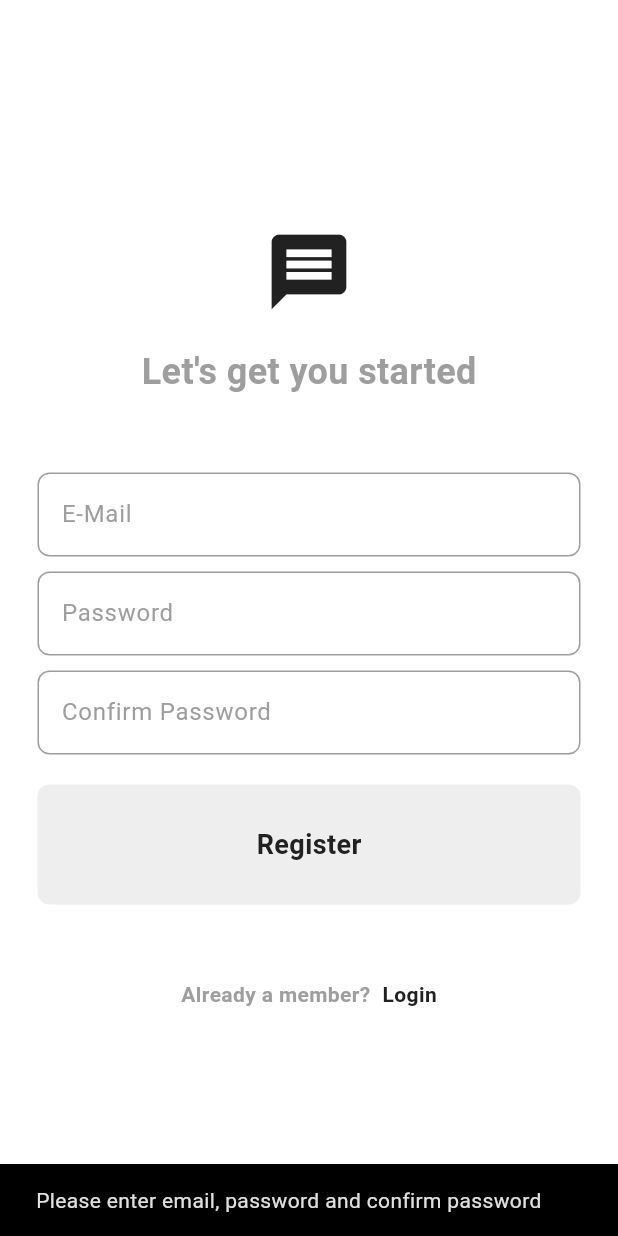
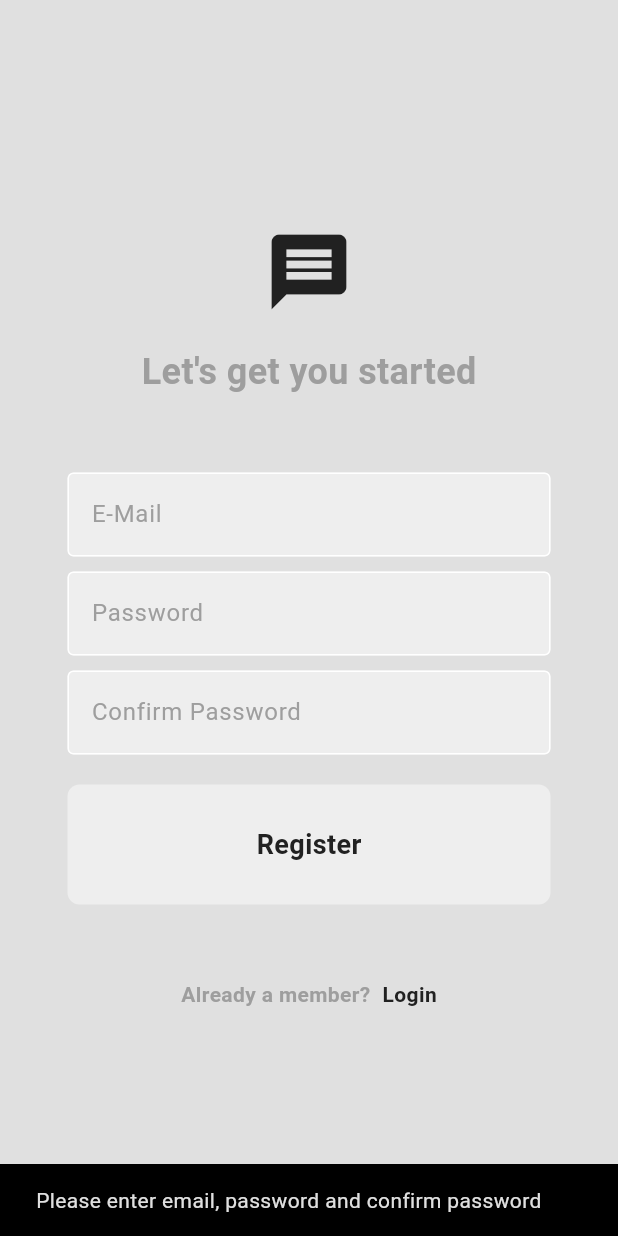
Before and after one commit to ash-013/chat-app-koko, a Flutter app: the screen it shows after launch, after a tap on "Register now", after a tap on "Register", on a phone screen of 412 x 824 dp. Run offline on Flutter 3.47's test engine with Material 3 defaults, Android fonts, the phone set to English and light mode, and no system bars; our stand-ins replace firebase_auth, firebase_core; accounts and stored records are empty.

Commit message:
firebase log in and registration functionality working properly after a lot of errors

```diff
--- a/lib/componets/my_textfield.dart
+++ b/lib/componets/my_textfield.dart
@@ -3,14 +3,15 @@ import 'package:flutter/material.dart';
 class MyTextfield extends StatelessWidget {
   final String hintTextHere;
   final bool obscure;
-  final TextInputType? keyboardType;
-  final TextEditingController controller = TextEditingController();
-  MyTextfield({
+  final TextEditingController controller; // ✅ This is crucial
+  final TextInputType keyboardType;
+
+  const MyTextfield({
     super.key,
     required this.hintTextHere,
     required this.obscure,
+    required this.controller, // ✅ Make sure this is required
     required this.keyboardType,
-    required TextEditingController controller,
   });
 
   @override
@@ -18,27 +19,24 @@ class MyTextfield extends StatelessWidget {
     return Padding(
       padding: const EdgeInsets.symmetric(horizontal: 25.0),
       child: TextField(
-        controller: controller,
+        controller: controller, // ✅ CRITICAL: Must connect controller here
+        obscureText: obscure,
         keyboardType: keyboardType,
-        obscureText: obscure,
         decoration: InputDecoration(
-          border: OutlineInputBorder(borderRadius: BorderRadius.circular(8.0)),
-          filled: true,
-          fillColor: Theme.of(context).colorScheme.tertiary,
           hintText: hintTextHere,
           hintStyle: TextStyle(color: Theme.of(context).colorScheme.primary),
+          enabledBorder: OutlineInputBorder(
+            borderSide: BorderSide(
+              color: Theme.of(context).colorScheme.tertiary,
+            ),
+          ),
           focusedBorder: OutlineInputBorder(
-            borderRadius: BorderRadius.circular(8.0),
             borderSide: BorderSide(
               color: Theme.of(context).colorScheme.primary,
             ),
           ),
-          enabledBorder: OutlineInputBorder(
-            borderRadius: BorderRadius.circular(8.0),
-            borderSide: BorderSide(
-              color: Theme.of(context).colorScheme.primary,
-            ),
-          ),
+          fillColor: Theme.of(context).colorScheme.secondary,
+          filled: true,
         ),
       ),
     );
--- a/lib/pages/register_page.dart
+++ b/lib/pages/register_page.dart
@@ -1,3 +1,4 @@
+import 'package:chat_app_mk/auth/auth_service.dart';
 import 'package:chat_app_mk/componets/custom_button.dart';
 import 'package:chat_app_mk/componets/my_textfield.dart';
 import 'package:flutter/material.dart';
@@ -16,13 +17,22 @@ class _RegisterPageState extends State<RegisterPage> {
   final TextEditingController _passwordController = TextEditingController();
   final TextEditingController _confirmPasswordController =
       TextEditingController();
+  bool _isLoading = false;
 
-  void _register() {
-    String email = _emailController.text;
+  Future<void> _register() async {
+    final _auth = AuthService();
+    String email = _emailController.text.trim();
     String password = _passwordController.text;
     String confirmPassword = _confirmPasswordController.text;
 
+    // 🔍 DEBUG LOGS
+    print('🔵 Register button pressed');
+    print('Email: "$email" (length: ${email.length})');
+    print('Password: "$password" (length: ${password.length})');
+    print('Confirm: "$confirmPassword" (length: ${confirmPassword.length})');
+
     if (email.isEmpty || password.isEmpty || confirmPassword.isEmpty) {
+      print('🔴 One or more fields are EMPTY');
       ScaffoldMessenger.of(context).showSnackBar(
         const SnackBar(
           content: Text('Please enter email, password and confirm password'),
@@ -30,20 +40,71 @@ class _RegisterPageState extends State<RegisterPage> {
       );
       return;
     }
+
+    if (password != confirmPassword) {
+      ScaffoldMessenger.of(
+        context,
+      ).showSnackBar(const SnackBar(content: Text('Passwords do not match')));
+      return;
+    }
+
+    if (password.length < 6) {
+      ScaffoldMessenger.of(context).showSnackBar(
+        const SnackBar(content: Text('Password must be at least 6 characters')),
+      );
+      return;
+    }
+
+    setState(() {
+      _isLoading = true;
+    });
+
+    try {
+      print('🟡 Attempting registration...');
+      await _auth.signUpWithEmailAndPassword(email, password);
+      print('🟢 Registration successful!');
+
+      if (!mounted) return;
+
+      ScaffoldMessenger.of(
+        context,
+      ).showSnackBar(const SnackBar(content: Text('Registration successful!')));
+    } catch (e) {
+      print('🔴 Registration error: $e');
+      if (!mounted) return;
+
+      ScaffoldMessenger.of(context).showSnackBar(
+        SnackBar(
+          content: Text('Error: ${e.toString()}'),
+          backgroundColor: Colors.red,
+          duration: const Duration(seconds: 4),
+        ),
+      );
+    } finally {
+      if (mounted) {
+        setState(() {
+          _isLoading = false;
+        });
+      }
+    }
   }
 
   @override
   void dispose() {
-    super.dispose();
     _emailController.dispose();
     _passwordController.dispose();
     _confirmPasswordController.dispose();
+    super.dispose();
   }
 
   @override
   Widget build(BuildContext context) {
     return Scaffold(
+      resizeToAvoidBottomInset: true,
+      backgroundColor: Theme.of(context).colorScheme.surface,
       body: Center(
+        child: SingleChildScrollView(
+          padding: const EdgeInsets.all(20),
           child: Column(
             mainAxisAlignment: MainAxisAlignment.center,
             children: [
@@ -86,9 +147,16 @@ class _RegisterPageState extends State<RegisterPage> {
                 controller: _confirmPasswordController,
               ),
               const SizedBox(height: 20),
-            // sign in button
-            CustomButton(onTap: () => _register(), buttonLabel: 'Register'),
-            // register now
+
+              // Register button with loading state
+              _isLoading
+                  ? const CircularProgressIndicator()
+                  : CustomButton(
+                      onTap: () => _register(),
+                      buttonLabel: 'Register',
+                    ),
+
+              // Already a member
               const SizedBox(height: 50),
               Row(
                 mainAxisAlignment: MainAxisAlignment.center,
@@ -104,7 +172,6 @@ class _RegisterPageState extends State<RegisterPage> {
                   GestureDetector(
                     onTap: () {
                       HapticFeedback.lightImpact();
-                    // Navigate to the LoginPage
                       widget.onTap();
                     },
                     child: Text(
@@ -120,6 +187,7 @@ class _RegisterPageState extends State<RegisterPage> {
             ],
           ),
         ),
+      ),
     );
   }
 }
```
Lines whose indentation alone changed are shown as unchanged.
